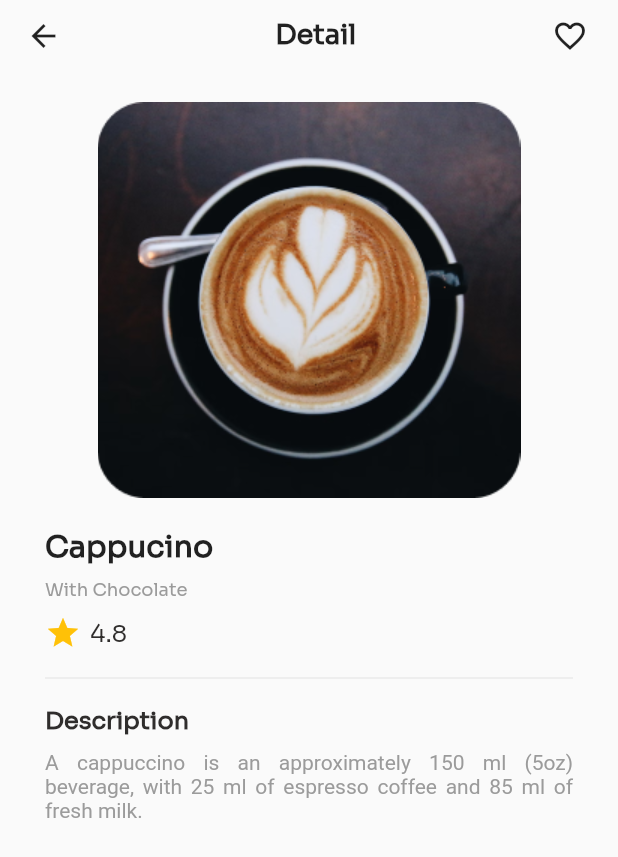
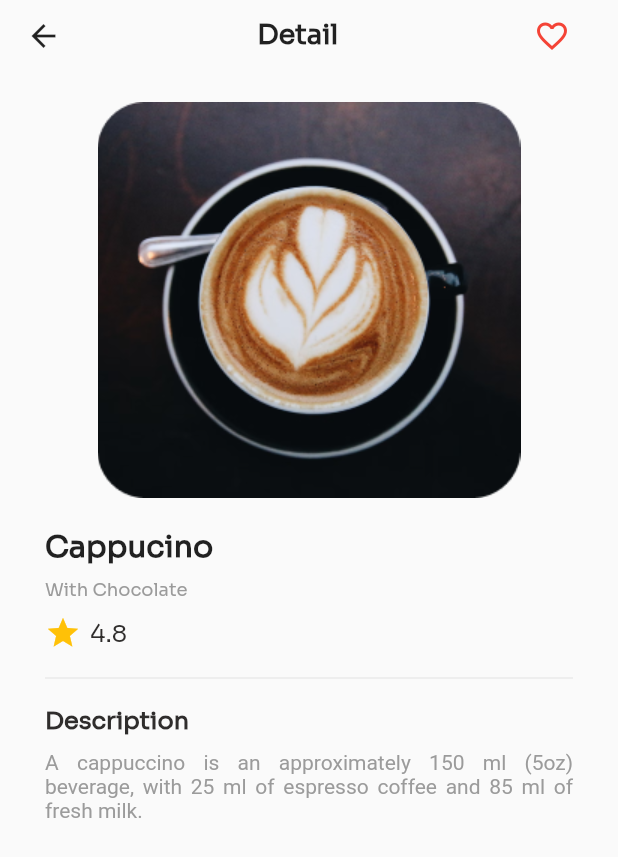
Before and after one commit to fadelmvi/coffee-shop-app, a Flutter app: the screen it shows after launch, after a tap on "Cappucino", on a phone screen of 412 x 824 dp. Shown: the top 857 px of the screen. Run offline on Flutter 3.47's test engine with Material 2 defaults, Android fonts, the phone set to English and light mode, and no system bars.

Commit message:
feat: add page favorite

```diff
--- a/lib/models/menu.dart
+++ b/lib/models/menu.dart
@@ -4,6 +4,7 @@ class Menu {
   String description;
   String price;
   String imageAssets;
+  bool isFavorite;
 
   Menu({
     required this.name,
@@ -11,6 +12,7 @@ class Menu {
     required this.description,
     required this.price,
     required this.imageAssets,
+    required this.isFavorite,
   });
 }
 
@@ -22,6 +24,7 @@ var menuList = [
         'A cappuccino is an approximately 150 ml (5oz) beverage, with 25 ml of espresso coffee and 85 ml of fresh milk.',
     price: '23.000',
     imageAssets: 'assets/images/coffee.png',
+    isFavorite: false,
   ),
    Menu(
     name: 'Cappucino',
@@ -30,6 +33,7 @@ var menuList = [
         'A cappuccino is an approximately 150 ml (5oz) beverage, with 25 ml of espresso coffee and 85 ml of fresh milk.',
     price: '23.000',
     imageAssets: 'assets/images/coffee-2.png',
+    isFavorite: false,
   ),
    Menu(
     name: 'Cappucino',
@@ -38,5 +42,6 @@ var menuList = [
         'A cappuccino is an approximately 150 ml (5oz) beverage, with 25 ml of espresso coffee and 85 ml of fresh milk.',
     price: '23.000',
     imageAssets: 'assets/images/coffee-3.png',
+    isFavorite: false,
   ),
 ];
--- a/lib/screens/detail_menu.dart
+++ b/lib/screens/detail_menu.dart
@@ -27,7 +27,9 @@ class DetailMenu extends StatelessWidget {
                     'Detail',
                     style: TextStyle(fontWeight: FontWeight.w600, fontSize: 18),
                   ),
-                  const Icon(Icons.favorite_border)
+                  FavoriteButton(
+                    menu: menu,
+                  )
                 ],
               ),
             ),
@@ -63,7 +65,10 @@ class DetailMenu extends StatelessWidget {
               padding: EdgeInsets.only(top: 10, left: 30),
               child: Row(
                 children: [
-                  Icon(Icons.star, color: Colors.amber,),
+                  Icon(
+                    Icons.star,
+                    color: Colors.amber,
+                  ),
                   Padding(
                     padding: EdgeInsets.only(left: 6),
                     child: Text(
@@ -113,3 +118,27 @@ class DetailMenu extends StatelessWidget {
     );
   }
 }
+
+class FavoriteButton extends StatefulWidget {
+  final Menu menu;
+  const FavoriteButton({Key? key, required this.menu}) : super(key: key);
+
+  @override
+  _FavoriteButton createState() => _FavoriteButton();
+}
+
+class _FavoriteButton extends State<FavoriteButton> {
+  @override
+  Widget build(BuildContext context) {
+    return IconButton(
+        onPressed: () {
+          setState(() {
+            widget.menu.isFavorite = !widget.menu.isFavorite;
+          });
+        },
+        icon: Icon(
+          widget.menu.isFavorite ? Icons.favorite : Icons.favorite_border,
+          color: Colors.red,
+        ));
+  }
+}
```
Also changed, not shown: lib/screens/favorite.dart (+117 -1 lines).
